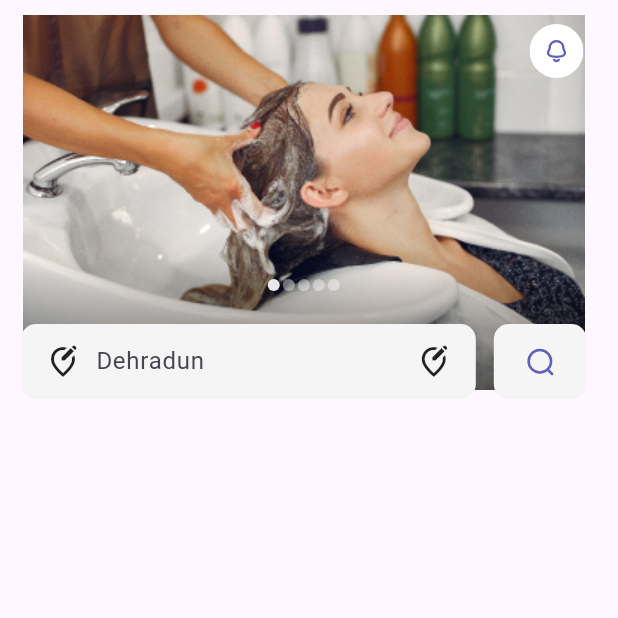
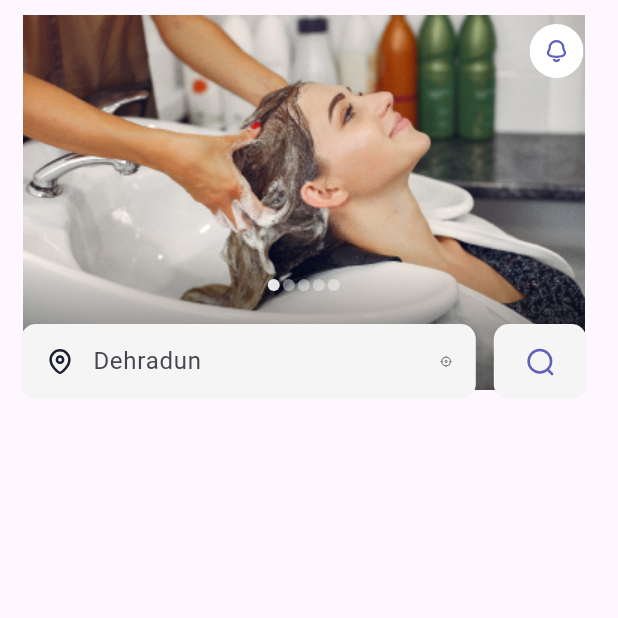
Before and after one commit to PearlOrganisationApplications/mistriOnCall, a Flutter app: the HomeScreen screen opened directly, on a phone screen of 412 x 824 dp, the top half of it. Run offline on Flutter 3.47's test engine with Material 3 defaults, Android fonts, the phone set to English and light mode, and no system bars; drawn by our look-alikes of carousel_slider; our stand-ins replace firebase_core, firebase_crashlytics, flutter_svg; accounts and stored records are empty.

Commit message:
design home module 10/01/24

```diff
--- a/lib/ui/home/home.dart
+++ b/lib/ui/home/home.dart
@@ -82,11 +82,13 @@ class _HomeScreenState extends State<HomeScreen> {
                   width: 8.0,
                   height: 8.0,
                   margin: const EdgeInsets.symmetric(
-                            vertical: 1.0, horizontal: 1.0),
+                    vertical: 1.0,
+                    horizontal: 1.0,
+                  ),
                   decoration: BoxDecoration(
-                          shape: BoxShape.circle,
-                          color: (Theme.of(context).brightness ==
-                                      Brightness.dark
+                    shape: _current == entry.key ? BoxShape.rectangle : BoxShape.circle,
+                    borderRadius: _current == entry.key ? BorderRadius.circular(8.0) : null,
+                    color: (Theme.of(context).brightness == Brightness.dark
                         ? AppColor.blue
                         : Colors.white)
                         .withOpacity(_current == entry.key ? 0.9 : 0.4),
@@ -118,11 +120,15 @@ class _HomeScreenState extends State<HomeScreen> {
                             borderRadius: BorderRadius.circular(10.0),
                             color: Colors.grey[100],
                           ),
-                          child: const Row(
+                          child:  Row(
                             children: [
-                              Icon(Icons.edit_location_alt_outlined),
-                              SizedBox(width: 10.0),
-                              Expanded(
+                              SvgPicture.asset(
+                                'assets/svg/Location.svg',
+                                height: 20,
+                                width: 20,
+                              ),
+                              SizedBox(width: 12.0),
+                              const Expanded(
                                 child: TextField(
                                   decoration: InputDecoration(
                                     border: InputBorder.none,
@@ -130,9 +136,12 @@ class _HomeScreenState extends State<HomeScreen> {
                                   ),
                                 ),
                               ),
-                              SizedBox(width: 20.0),
                               // Add space here (adjust the value as needed)
-                              Icon(Icons.edit_location_alt_outlined),
+                    SvgPicture.asset(
+                      'assets/svg/locationSearch.svg',
+                      height: 20,
+                      width: 20,
+                    ),
                             ],
                           ),
                         ),
--- a/pubspec.yaml
+++ b/pubspec.yaml
@@ -37,6 +37,7 @@ dependencies:
   cupertino_icons: ^1.0.2
   firebase_core: ^2.24.2
   firebase_auth: ^4.16.0
+  smooth_page_indicator: ^1.1.0
   firebase_crashlytics: ^3.4.9
   carousel_slider: ^4.2.1
   flutter_svg: ^2.0.9
```
Also changed, not shown: assets/svg/locationSearch.svg (renamed from assets/svg/Frame 38089.svg), pubspec.lock. Lines whose indentation alone changed are shown as unchanged.
